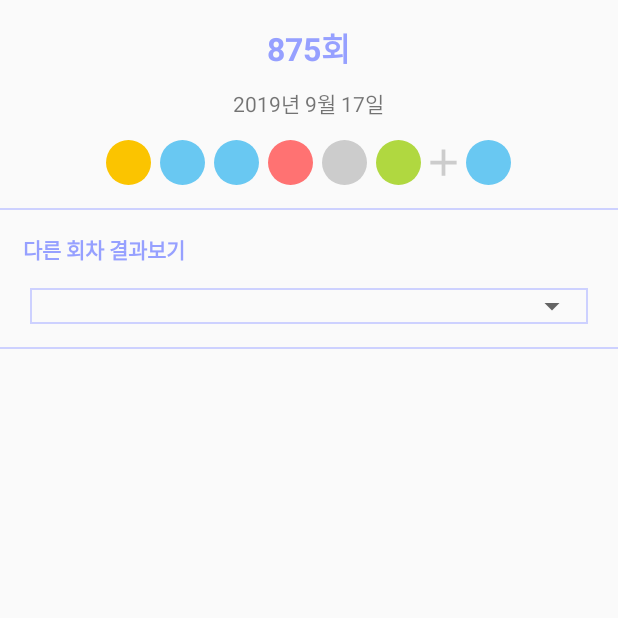
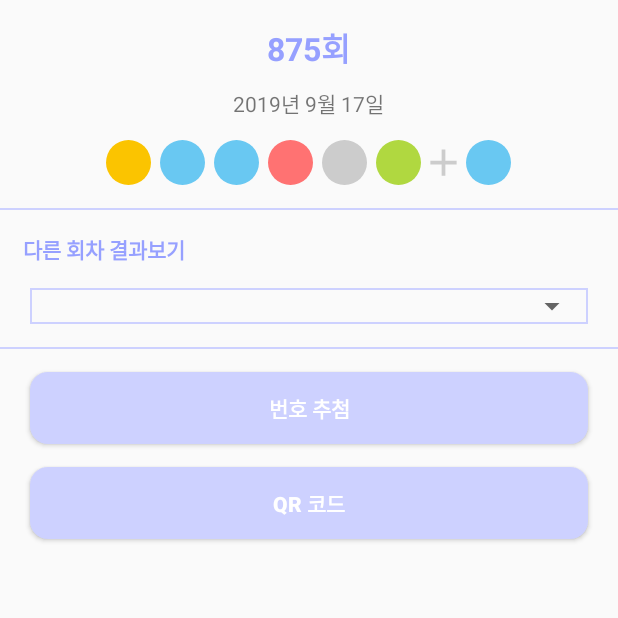
Before and after one commit to jaeryo2357/LottoLike, an Android app: the MainActivity screen opened directly, with no data from a screen before it, on a phone screen of 412 x 824 dp, the top half of it. Run offline under Robolectric (Android 15) with nearby library versions, the phone set to English and light mode, and no system bars; libraries missing offline, so code that uses them is left out: com.jaredrummler.materialspinner; plain views replace MaterialSpinner; 4 statements that could not run were skipped.

Commit message:
버튼 2개 추가

```diff
--- a/app/src/main/res/layout/activity_main.xml
+++ b/app/src/main/res/layout/activity_main.xml
@@ -195,7 +195,35 @@
         android:id="@+id/main_v2"
         android:layout_marginTop="15dp"
         android:layout_below="@id/main_spinner_layout">
-
     </View>
 
+    <Button
+        android:layout_width="match_parent"
+        android:layout_height="wrap_content"
+        android:textColor="#ffffff"
+        android:layout_below="@id/main_v2"
+        android:layout_marginTop="15dp"
+        android:id="@+id/main_get_random_number"
+        android:layout_marginRight="20dp"
+        android:layout_marginLeft="20dp"
+        android:textStyle="bold"
+        android:background="@drawable/corner_square"
+        android:text="번호 추첨">
+    </Button>
+    <Button
+        android:layout_width="match_parent"
+        android:layout_height="wrap_content"
+        android:textColor="#ffffff"
+        android:layout_below="@id/main_get_random_number"
+        android:layout_marginTop="15dp"
+        android:id="@+id/main_qr"
+        android:layout_marginRight="20dp"
+        android:layout_marginLeft="20dp"
+        android:textStyle="bold"
+        android:background="@drawable/corner_square"
+        android:text="QR 코드">
+    </Button>
+
+
+
 </RelativeLayout>
```
Also changed, not shown: app/src/main/AndroidManifest.xml (+4 -4 lines), app/src/main/java/com/example/jaery/rotto/GetNumberActivity.java (added, +13 -0 lines), app/src/main/java/com/example/jaery/rotto/MainActivity.java (+10 -13 lines), app/src/main/res/layout/activity_get_number.xml (added, +9 -0 lines).
